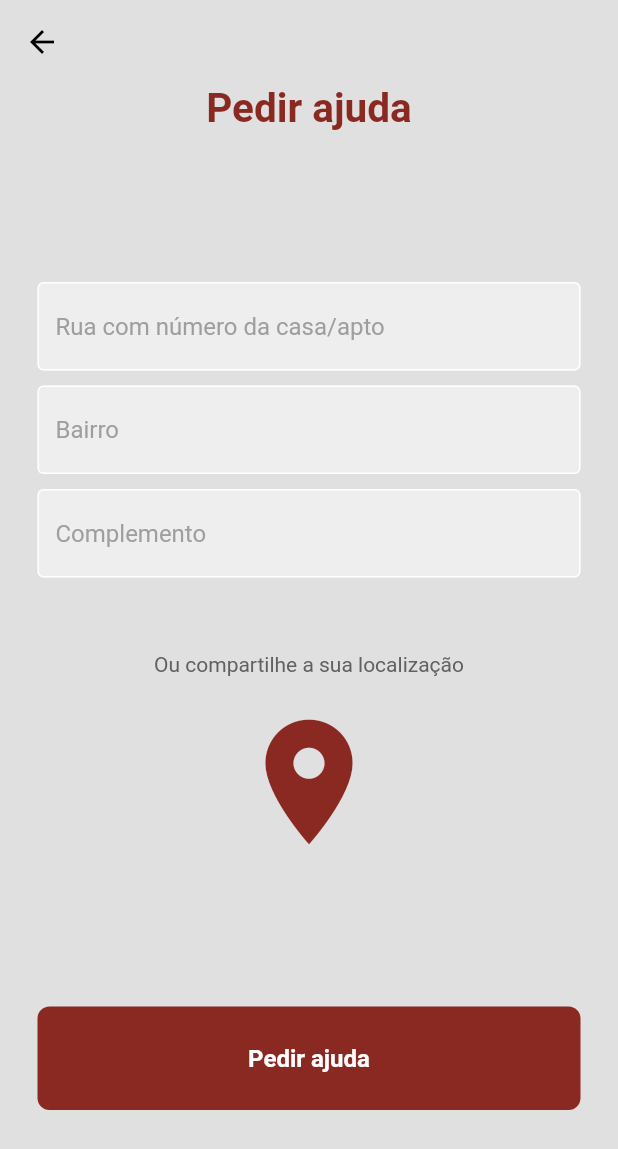
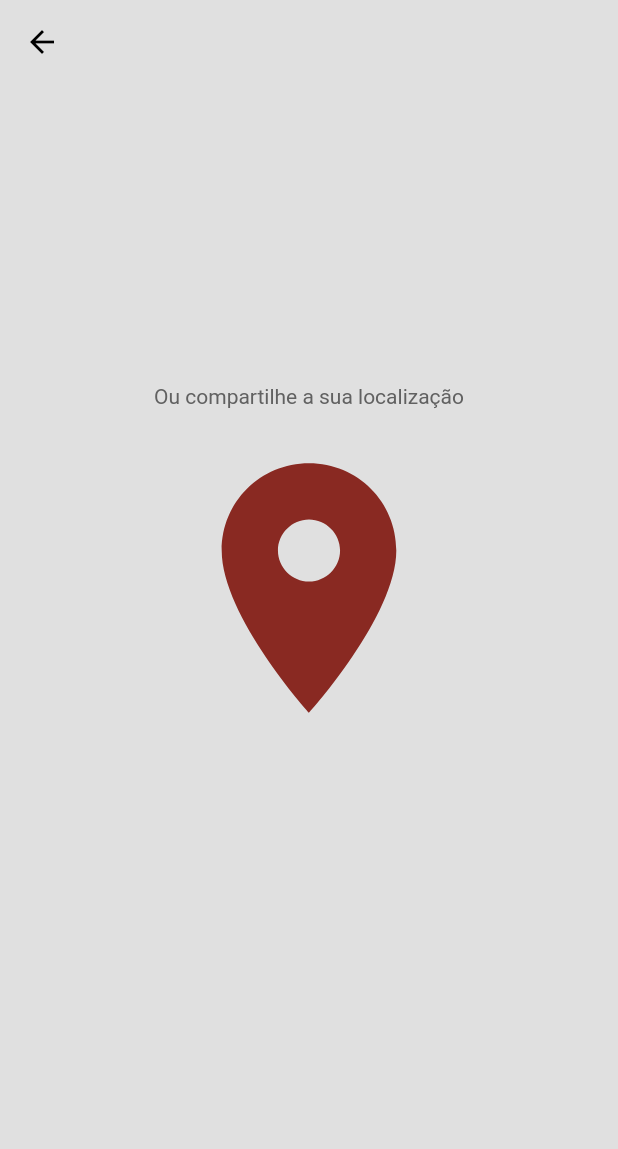
Before and after one commit to tabatasaantos/SOSFlood, a Flutter app: the FormSOSPage screen opened directly, on a phone screen of 412 x 824 dp. Shown: the top 1149 px of the screen. Run offline on Flutter 3.47's test engine with Material 2 defaults, Android fonts, the light colour scheme and no system bars; our stand-ins replace cloud_firestore, geolocator, get, google_maps_flutter; missing offline and left inert: geoflutterfire; accounts and stored records are empty.

Commit message:
update layout

```diff
--- a/lib/presentation/pages/form_sos_page.dart
+++ b/lib/presentation/pages/form_sos_page.dart
@@ -30,35 +30,11 @@ class _FormSOSPageState extends State<FormSOSPage> {
           child: Column(
             mainAxisAlignment: MainAxisAlignment.center,
             children: [
-              const Text(
-                'Pedir ajuda',
-                style: TextStyle(
-                  color: Color.fromARGB(255, 137, 41, 34),
-                  fontSize: 27,
-                  fontWeight: FontWeight.bold,
+              const SizedBox(height: 200),
+              Padding(
+                padding: const EdgeInsets.symmetric(
+                  horizontal: 10.0,
                 ),
-              ),
-              const SizedBox(height: 100),
-              TextFieldPhoneSOSWidget(
-                controller: addressController,
-                hintText: 'Rua com número da casa/apto',
-                obscureText: false,
-              ),
-              const SizedBox(height: 10),
-              TextFieldPhoneSOSWidget(
-                controller: localizationController,
-                hintText: 'Bairro',
-                obscureText: false,
-              ),
-              const SizedBox(height: 10),
-              TextFieldPhoneSOSWidget(
-                controller: complementController,
-                hintText: 'Complemento',
-                obscureText: false,
-              ),
-              const SizedBox(height: 50),
-              Padding(
-                padding: const EdgeInsets.symmetric(horizontal: 10.0),
                 child: Text(
                   'Ou compartilhe a sua localização',
                   style: TextStyle(color: Colors.grey[700]),
@@ -67,18 +43,16 @@ class _FormSOSPageState extends State<FormSOSPage> {
               const SizedBox(height: 20),
               InkWell(
                 onTap: () {
-                  Navigator.push(context, MaterialPageRoute(builder: (context)=> const LocationSOSPage()));
+                  Navigator.push(
+                      context,
+                      MaterialPageRoute(
+                          builder: (context) => const LocationSOSPage()));
                 },
                 child: const Icon(
                   Icons.location_on,
-                  size: 100,
+                  size: 200,
                   color: Color.fromARGB(255, 137, 41, 34),
                 ),
-              ),
-              const SizedBox(height: 100),
-              ButtonSOSWidget(
-                text: 'Pedir ajuda',
-                onTap: () {},
               ),
             ],
           ),
```
Also changed, not shown: lib/presentation/pages/login_sos_page.dart (+5 -7 lines), lib/presentation/pages/register_sos_page.dart (+5 -4 lines).
